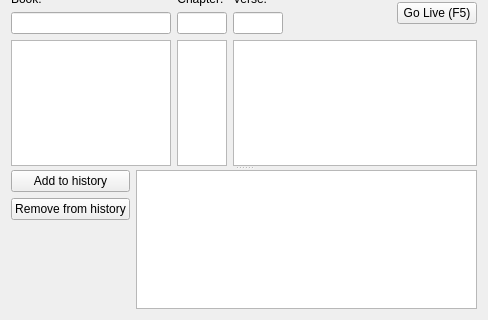
Above: src/biblewidget.ui from SoftProjector/src before the change; both pictures show x 0 to 488 and y 209 to 529 of the 488 by 529 pixel window. Below: the same form after it.
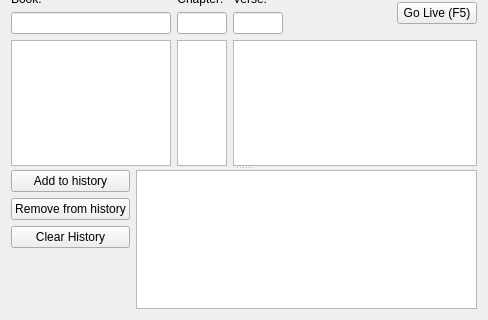
That is the form after the change. Icons and pictures are not drawn.

Commit message: Added "Clear History" on BibleWidget more icon changes/additions

The edit to the form file:
```diff
--- a/src/biblewidget.ui
+++ b/src/biblewidget.ui
@@ -599,7 +599,7 @@
          </property>
         </widget>
        </item>
-       <item row="0" column="1" rowspan="3">
+       <item row="0" column="1" rowspan="4">
         <widget class="QListWidget" name="history_listWidget">
          <property name="toolTip">
           <string>This list contains verses that were sent to be shown</string>
@@ -623,7 +623,7 @@
          </property>
         </widget>
        </item>
-       <item row="2" column="0">
+       <item row="3" column="0">
         <spacer name="verticalSpacer_3">
          <property name="orientation">
           <enum>Qt::Vertical</enum>
@@ -636,6 +636,20 @@
          </property>
         </spacer>
        </item>
+       <item row="2" column="0">
+        <widget class="QPushButton" name="clear_history_pushButton">
+         <property name="toolTip">
+          <string>Clear all history items</string>
+         </property>
+         <property name="text">
+          <string>Clear History</string>
+         </property>
+         <property name="icon">
+          <iconset resource="softprojector.qrc">
+           <normaloff>:/icons/icons/remove_all.png</normaloff>:/icons/icons/remove_all.png</iconset>
+         </property>
+        </widget>
+       </item>
       </layout>
      </widget>
     </widget>
```
The commit also changes 19 other files.
